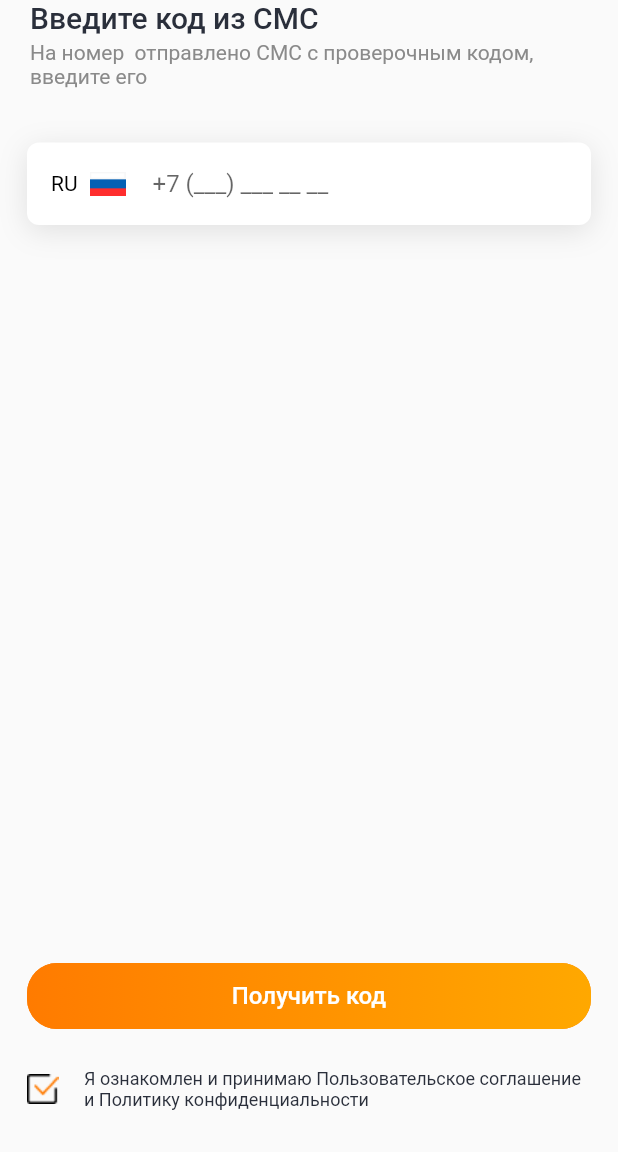
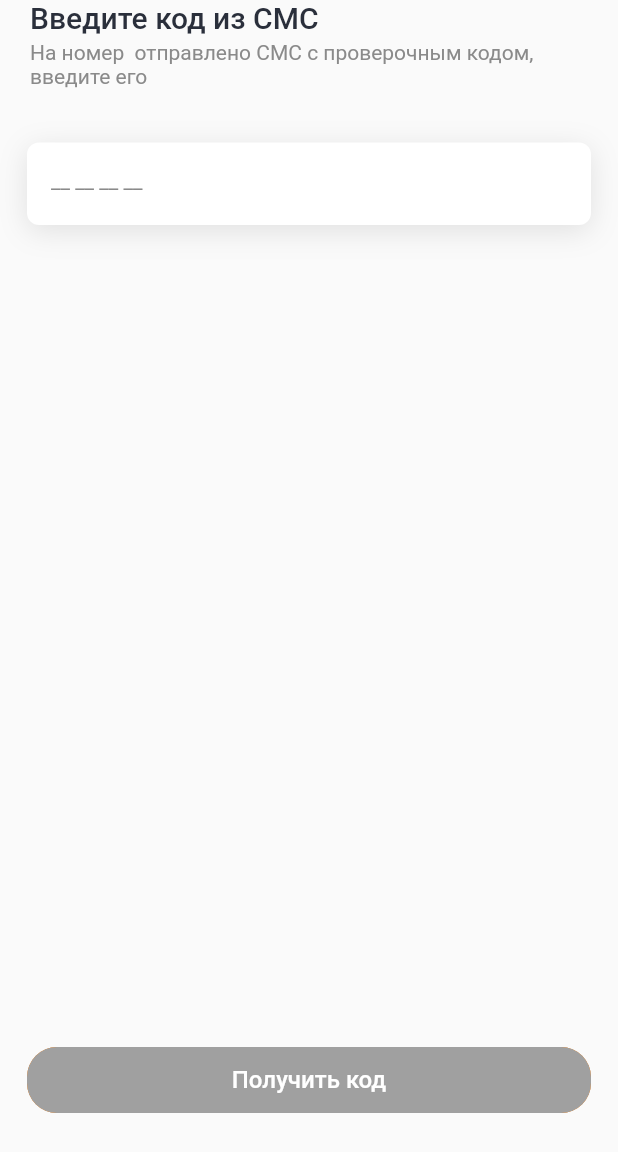
Before and after one commit to subzero911/wow_app_test_task, a Flutter app: the screen it shows after launch, after a tap on "Получить код", on a phone screen of 412 x 824 dp, the part 84-1236 px from its top. Run offline on Flutter 3.47's test engine with Material 2 defaults, Android fonts, the phone set to English and light mode, and no system bars; our stand-ins replace flutter_multi_formatter, get.

Commit message:
sms screen done

```diff
--- a/lib/main.dart
+++ b/lib/main.dart
@@ -34,6 +34,7 @@ class MyApp extends StatelessWidget {
             GetPage(
               name: '/sms',
               page: () => SmsScreen(),
+              transition: Transition.cupertino,
             ),
             GetPage(
               name: '/name',
--- a/lib/ui/registration/registration_screen.dart
+++ b/lib/ui/registration/registration_screen.dart
@@ -26,9 +26,8 @@ class _RegistrationScreenState extends State<RegistrationScreen> {
   Widget build(BuildContext context) {
     return Scaffold(
       appBar: AppBar(
-        title: Text('Reg screen'),
-        // backgroundColor: Colors.transparent,
-        // shadowColor: Colors.transparent,
+        backgroundColor: Colors.transparent,
+        shadowColor: Colors.transparent,
         actions: [
           Image.asset('assets/images/info.png'),
         ],
@@ -51,6 +50,9 @@ class _RegistrationScreenState extends State<RegistrationScreen> {
                   Flexible(
                     child: TextFormField(
                       controller: _controller,
+                      onChanged: (val) {
+                        setState(() {});
+                      },
                       keyboardType: TextInputType.phone,
                       decoration: InputDecoration(
                         hintText: '+7 (___) ___ __ __',
--- a/lib/ui/registration/sms_screen.dart
+++ b/lib/ui/registration/sms_screen.dart
@@ -7,8 +7,21 @@ import 'widgets/header.dart';
 import 'widgets/info.dart';
 import 'widgets/input.dart';
 
-class SmsScreen extends StatelessWidget {
+class SmsScreen extends StatefulWidget {
   const SmsScreen({Key? key}) : super(key: key);
+
+  @override
+  _SmsScreenState createState() => _SmsScreenState();
+}
+
+class _SmsScreenState extends State<SmsScreen> {
+  final _controller = TextEditingController();
+
+  @override
+  void dispose() {
+    _controller.dispose();
+    super.dispose();
+  }
 
   @override
   Widget build(BuildContext context) {
@@ -16,13 +29,12 @@ class SmsScreen extends StatelessWidget {
 
     return Scaffold(
       appBar: AppBar(
-        title: Text('SMS Screen'),
         automaticallyImplyLeading: false,
         backgroundColor: Colors.transparent,
         shadowColor: Colors.transparent,
         leading: IconButton(
           icon: Icon(Icons.arrow_back),
-          onPressed: () {},
+          onPressed: () => Get.back(),
           color: AppColors.inactive,
         ),
         actions: [
@@ -38,35 +50,29 @@ class SmsScreen extends StatelessWidget {
             ),
             const SizedBox(height: 36),
             Input(
-              content: Row(
-                children: [
-                  Text('RU', style: Theme.of(context).textTheme.bodyText1?.copyWith(color: Colors.black)),
-                  const SizedBox(width: 8),
-                  Image.asset('assets/images/ru_flag.png'),
-                  const SizedBox(width: 18),
-                  Flexible(
-                    child: TextFormField(
-                      keyboardType: TextInputType.phone,
-                      decoration: InputDecoration(
-                        hintText: '+7 (___) ___ __ __',
-                        border: InputBorder.none,
-                      ),
-                      inputFormatters: [
-                        PhoneInputFormatter(),
-                      ],
-                    ),
-                  ),
-                ],
+              content: TextFormField(
+                controller: _controller,
+                onChanged: (val) {
+                  setState(() {});
+                },
+                keyboardType: TextInputType.phone,
+                decoration: InputDecoration(
+                  hintText: '__ __ __ __',
+                  hintStyle: Theme.of(context).textTheme.bodyText1,
+                  border: InputBorder.none,
+                  counter: const SizedBox.shrink(),
+                ),
+                style: TextStyle(fontSize: 20, fontWeight: FontWeight.bold, letterSpacing: 2.0),
+                maxLength: 4,
               ),
             ),
             Spacer(),
             GradientButton(
               text: 'Получить код',
               onPressed: () {},
-              enabled: true,
+              enabled: _controller.text.isNotEmpty,
             ),
             const SizedBox(height: 24),
-            Info(),
           ],
         ),
       ),
```
